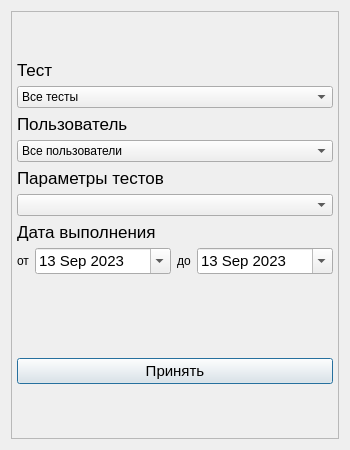
First picture: the form in pages/Result/extension_search.ui, repository Glebuc/pyside6-tst, before the edit.
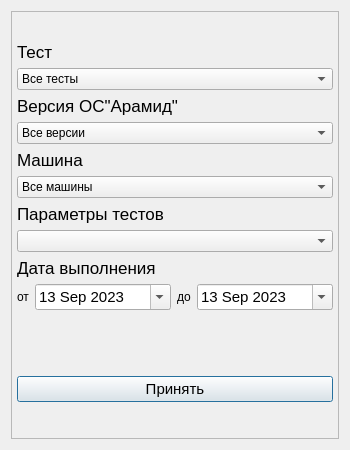
Second picture: the form after the edit.

Commit message: fix: Changed extension search dialog and added chart for example

The edit to the form file:
```diff
--- a/pages/Result/extension_search.ui
+++ b/pages/Result/extension_search.ui
@@ -112,6 +112,82 @@
         <property name="horizontalSpacing">
          <number>6</number>
         </property>
+        <item row="11" column="4" colspan="2">
+         <widget class="QDateEdit" name="before_dateEdit">
+          <property name="sizePolicy">
+           <sizepolicy hsizetype="Expanding" vsizetype="Fixed">
+            <horstretch>0</horstretch>
+            <verstretch>0</verstretch>
+           </sizepolicy>
+          </property>
+          <property name="font">
+           <font>
+            <pointsize>11</pointsize>
+           </font>
+          </property>
+          <property name="cursor">
+           <cursorShape>IBeamCursor</cursorShape>
+          </property>
+          <property name="minimumDateTime">
+           <datetime>
+            <hour>12</hour>
+            <minute>0</minute>
+            <second>0</second>
+            <year>2023</year>
+            <month>9</month>
+            <day>13</day>
+           </datetime>
+          </property>
+          <property name="minimumDate">
+           <date>
+            <year>2023</year>
+            <month>9</month>
+            <day>13</day>
+           </date>
+          </property>
+          <property name="calendarPopup">
+           <bool>true</bool>
+          </property>
+         </widget>
+        </item>
+        <item row="11" column="1" colspan="2">
+         <widget class="QDateEdit" name="from_dateEdit">
+          <property name="sizePolicy">
+           <sizepolicy hsizetype="Expanding" vsizetype="Fixed">
+            <horstretch>0</horstretch>
+            <verstretch>0</verstretch>
+           </sizepolicy>
+          </property>
+          <property name="font">
+           <font>
+            <pointsize>11</pointsize>
+           </font>
+          </property>
+          <property name="cursor">
+           <cursorShape>IBeamCursor</cursorShape>
+          </property>
+          <property name="minimumDateTime">
+           <datetime>
+            <hour>12</hour>
+            <minute>0</minute>
+            <second>0</second>
+            <year>2023</year>
+            <month>9</month>
+            <day>13</day>
+           </datetime>
+          </property>
+          <property name="minimumDate">
+           <date>
+            <year>2023</year>
+            <month>9</month>
+            <day>13</day>
+           </date>
+          </property>
+          <property name="calendarPopup">
+           <bool>true</bool>
+          </property>
+         </widget>
+        </item>
         <item row="0" column="0" colspan="6">
          <widget class="QLabel" name="label_7">
           <property name="sizePolicy">
@@ -130,83 +206,7 @@
           </property>
          </widget>
         </item>
-        <item row="7" column="4" colspan="2">
-         <widget class="QDateEdit" name="before_dateEdit">
-          <property name="sizePolicy">
-           <sizepolicy hsizetype="Expanding" vsizetype="Fixed">
-            <horstretch>0</horstretch>
-            <verstretch>0</verstretch>
-           </sizepolicy>
-          </property>
-          <property name="font">
-           <font>
-            <pointsize>11</pointsize>
-           </font>
-          </property>
-          <property name="cursor">
-           <cursorShape>IBeamCursor</cursorShape>
-          </property>
-          <property name="minimumDateTime">
-           <datetime>
-            <hour>15</hour>
-            <minute>0</minute>
-            <second>0</second>
-            <year>2023</year>
-            <month>9</month>
-            <day>13</day>
-           </datetime>
-          </property>
-          <property name="minimumDate">
-           <date>
-            <year>2023</year>
-            <month>9</month>
-            <day>13</day>
-           </date>
-          </property>
-          <property name="calendarPopup">
-           <bool>true</bool>
-          </property>
-         </widget>
-        </item>
-        <item row="7" column="1" colspan="2">
-         <widget class="QDateEdit" name="from_dateEdit">
-          <property name="sizePolicy">
-           <sizepolicy hsizetype="Expanding" vsizetype="Fixed">
-            <horstretch>0</horstretch>
-            <verstretch>0</verstretch>
-           </sizepolicy>
-          </property>
-          <property name="font">
-           <font>
-            <pointsize>11</pointsize>
-           </font>
-          </property>
-          <property name="cursor">
-           <cursorShape>IBeamCursor</cursorShape>
-          </property>
-          <property name="minimumDateTime">
-           <datetime>
-            <hour>15</hour>
-            <minute>0</minute>
-            <second>0</second>
-            <year>2023</year>
-            <month>9</month>
-            <day>13</day>
-           </datetime>
-          </property>
-          <property name="minimumDate">
-           <date>
-            <year>2023</year>
-            <month>9</month>
-            <day>13</day>
-           </date>
-          </property>
-          <property name="calendarPopup">
-           <bool>true</bool>
-          </property>
-         </widget>
-        </item>
-        <item row="4" column="0" colspan="6">
+        <item row="6" column="0" colspan="6">
          <widget class="QLabel" name="label_3">
           <property name="sizePolicy">
            <sizepolicy hsizetype="Preferred" vsizetype="Fixed">
@@ -224,37 +224,6 @@
           </property>
          </widget>
         </item>
-        <item row="7" column="3">
-         <widget class="QLabel" name="label_6">
-          <property name="sizePolicy">
-           <sizepolicy hsizetype="Fixed" vsizetype="Preferred">
-            <horstretch>0</horstretch>
-            <verstretch>0</verstretch>
-           </sizepolicy>
-          </property>
-          <property name="text">
-           <string>до</string>
-          </property>
-         </widget>
-        </item>
-        <item row="2" column="0" colspan="6">
-         <widget class="QLabel" name="label_2">
-          <property name="sizePolicy">
-           <sizepolicy hsizetype="Preferred" vsizetype="Fixed">
-            <horstretch>0</horstretch>
-            <verstretch>0</verstretch>
-           </sizepolicy>
-          </property>
-          <property name="font">
-           <font>
-            <pointsize>13</pointsize>
-           </font>
-          </property>
-          <property name="text">
-           <string>Пользователь</string>
-          </property>
-         </widget>
-        </item>
         <item row="1" column="0" colspan="6">
          <widget class="QComboBox" name="test_comboBox">
           <property name="cursor">
@@ -267,19 +236,7 @@
           </item>
          </widget>
         </item>
-        <item row="3" column="0" colspan="6">
-         <widget class="QComboBox" name="user_comboBox">
-          <property name="cursor">
-           <cursorShape>PointingHandCursor</cursorShape>
-          </property>
-          <item>
-           <property name="text">
-            <string>Все пользователи</string>
-           </property>
-          </item>
-         </widget>
-        </item>
-        <item row="6" column="0" colspan="6">
+        <item row="10" column="0" colspan="6">
          <widget class="QLabel" name="label_4">
           <property name="sizePolicy">
            <sizepolicy hsizetype="Preferred" vsizetype="Fixed">
@@ -297,7 +254,77 @@
           </property>
          </widget>
         </item>
-        <item row="7" column="0">
+        <item row="3" column="0" colspan="6">
+         <widget class="QComboBox" name="user_comboBox">
+          <property name="cursor">
+           <cursorShape>PointingHandCursor</cursorShape>
+          </property>
+          <item>
+           <property name="text">
+            <string>Все версии</string>
+           </property>
+          </item>
+         </widget>
+        </item>
+        <item row="11" column="3">
+         <widget class="QLabel" name="label_6">
+          <property name="sizePolicy">
+           <sizepolicy hsizetype="Fixed" vsizetype="Preferred">
+            <horstretch>0</horstretch>
+            <verstretch>0</verstretch>
+           </sizepolicy>
+          </property>
+          <property name="text">
+           <string>до</string>
+          </property>
+         </widget>
+        </item>
+        <item row="5" column="0" colspan="6">
+         <widget class="QComboBox" name="comboBox">
+          <item>
+           <property name="text">
+            <string>Все машины</string>
+           </property>
+          </item>
+         </widget>
+        </item>
+        <item row="4" column="0" colspan="6">
+         <widget class="QLabel" name="label">
+          <property name="sizePolicy">
+           <sizepolicy hsizetype="Preferred" vsizetype="Fixed">
+            <horstretch>0</horstretch>
+            <verstretch>0</verstretch>
+           </sizepolicy>
+          </property>
+          <property name="font">
+           <font>
+            <pointsize>13</pointsize>
+           </font>
+          </property>
+          <property name="text">
+           <string>Машина</string>
+          </property>
+         </widget>
+        </item>
+        <item row="2" column="0" colspan="6">
+         <widget class="QLabel" name="label_2">
+          <property name="sizePolicy">
+           <sizepolicy hsizetype="Preferred" vsizetype="Fixed">
+            <horstretch>0</horstretch>
+            <verstretch>0</verstretch>
+           </sizepolicy>
+          </property>
+          <property name="font">
+           <font>
+            <pointsize>13</pointsize>
+           </font>
+          </property>
+          <property name="text">
+           <string>Версия ОС&quot;Арамид&quot;</string>
+          </property>
+         </widget>
+        </item>
+        <item row="11" column="0">
          <widget class="QLabel" name="label_5">
           <property name="sizePolicy">
            <sizepolicy hsizetype="Fixed" vsizetype="Preferred">
@@ -310,7 +337,7 @@
           </property>
          </widget>
         </item>
-        <item row="5" column="0" colspan="6">
+        <item row="7" column="0" colspan="6">
          <widget class="QComboBox" name="parametrs_tests"/>
         </item>
        </layout>
```
Left out of the diff: 8 changed lines with no effect on the pictures. The commit also changes 8 other files.
